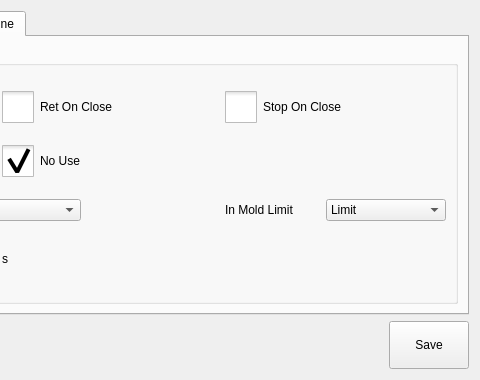
The window that hcsettings/icstructdefineframe.ui (dongdong-2009/3-5AxisRobot) describes before a commit, drawn with Qt 5; both pictures show x 339 to 819 and y 0 to 380 of the 819 by 380 pixel window.
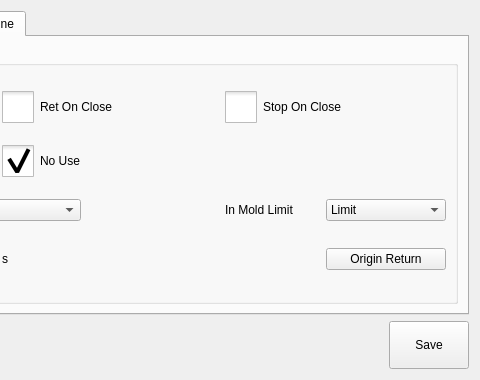
The same window after the commit. The open tabs and pages were chosen to show the change. Icons and pictures are not drawn. Custom widgets are drawn as their Qt base class.

What changed in the file:
```diff
--- a/hcsettings/icstructdefineframe.ui
+++ b/hcsettings/icstructdefineframe.ui
@@ -2220,6 +2220,13 @@
             </property>
            </widget>
           </item>
+          <item row="3" column="6">
+           <widget class="QPushButton" name="originButton">
+            <property name="text">
+             <string>Origin Return</string>
+            </property>
+           </widget>
+          </item>
          </layout>
         </widget>
        </item>
@@ -2266,16 +2273,16 @@
   </layout>
  </widget>
  <customwidgets>
-  <customwidget>
-   <class>ICComboBox</class>
-   <extends>QComboBox</extends>
-   <header>iccombobox.h</header>
-  </customwidget>
   <customwidget>
    <class>ICLineEditWithVirtualNumericKeypad</class>
    <extends>QLineEdit</extends>
    <header>iclineeditwithvirtualnumerickeypad.h</header>
   </customwidget>
+  <customwidget>
+   <class>ICComboBox</class>
+   <extends>QComboBox</extends>
+   <header>iccombobox.h</header>
+  </customwidget>
  </customwidgets>
  <resources/>
  <connections/>
```
Left out of the diff: 10 changed lines with no effect on the pictures.
